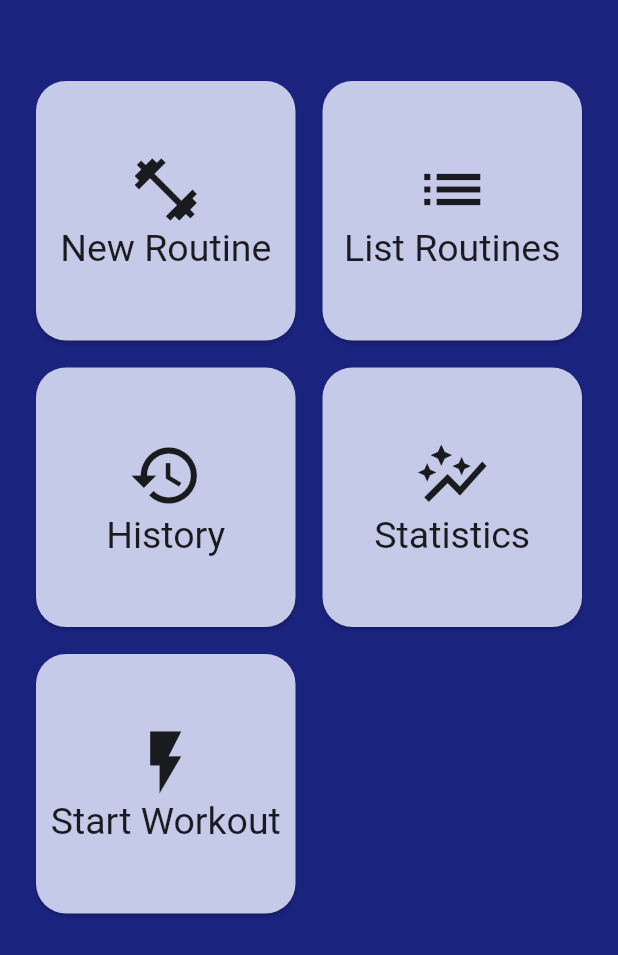
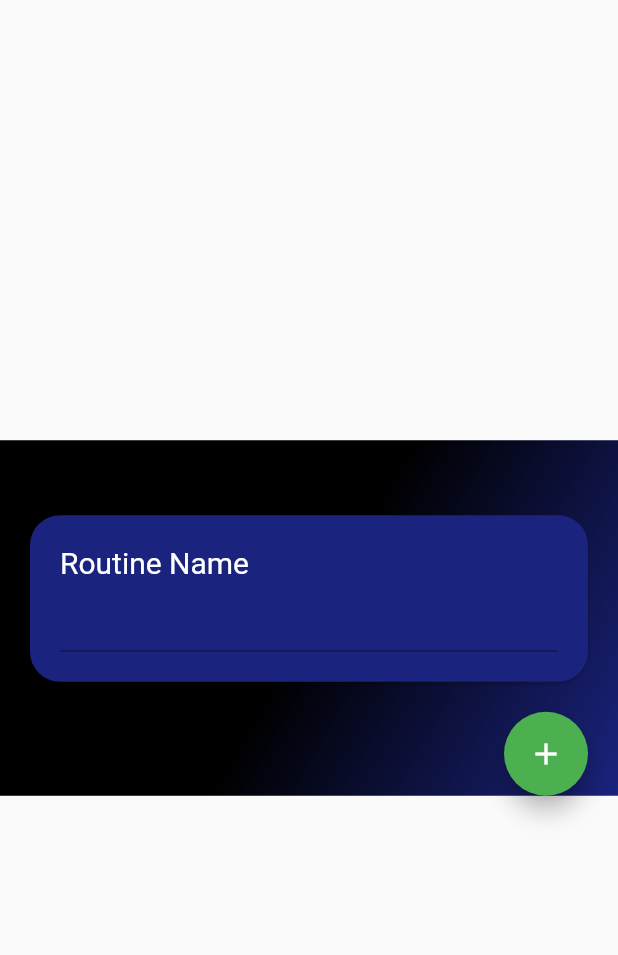
Before and after one commit to ponsapont/ponsgymetre, a Flutter app: the screen it shows after launch, after a tap on "New Routine", on a phone screen of 412 x 824 dp. Shown: the top 955 px of the screen. Run offline on Flutter 3.47's test engine with Material 2 defaults, Android fonts, the phone set to English and light mode, and no system bars; our stand-ins replace firebase_core; accounts and stored records are empty.

Commit message:
Adding views. Added list of exercises

```diff
--- a/lib/main.dart
+++ b/lib/main.dart
@@ -1,5 +1,7 @@
 import 'package:flutter/material.dart';
 import 'package:firebase_core/firebase_core.dart';
+import 'package:ponsgymetre/pages/create_routine.dart';
+import 'package:ponsgymetre/pages/home.dart';
 import 'firebase_options.dart';
 
 void main() async {
@@ -16,144 +18,44 @@ class MyApp extends StatelessWidget {
   @override
   Widget build(BuildContext context) {
     return MaterialApp(
+      initialRoute: "/",
+      routes: {
+        '/': (context) => const AppContainer(child: HomePage()),
+        '/create_routine': (context) => AppContainer(child: CreateRoutine()),
+        '/list': (context) => const AppContainer(child: HomePage()),
+        '/history': (context) => const AppContainer(child: HomePage()),
+        '/statistics': (context) => const AppContainer(child: HomePage()),
+        '/start': (context) => const AppContainer(child: HomePage()),
+      },
+      // home: const HomePage(),
       title: 'El PonsGymetre',
       theme: ThemeData(
-        primarySwatch: Colors.blue,
+        primarySwatch: Colors.indigo,
       ),
-      home: const HomePage(title: 'PonsGymetre'),
     );
   }
 }
 
-class HomePage extends StatefulWidget {
-  const HomePage({Key? key, required this.title}) : super(key: key);
+class AppContainer extends StatelessWidget {
+  const AppContainer({Key? key, this.child}) : super(key: key);
 
-  final String title;
+  final Widget? child;
 
-  @override
-  State<HomePage> createState() => _MyHomePageState();
-}
-
-class _MyHomePageState extends State<HomePage> {
   @override
   Widget build(BuildContext context) {
     return Scaffold(
-      backgroundColor: Colors.indigo[900],
-      body: Center(
-          child: GridView.count(
-        primary: true,
-        padding: const EdgeInsets.symmetric(horizontal: 20, vertical: 50),
-        crossAxisSpacing: 10,
-        mainAxisSpacing: 10,
-        crossAxisCount: 2,
-        children: [
-          Card(
-            shape:
-                RoundedRectangleBorder(borderRadius: BorderRadius.circular(20)),
-            color: Colors.indigo[100],
-            child: InkWell(
-              onTap: () => {},
-              splashColor: Colors.blue.withAlpha(30),
-              child: Center(
-                child: Column(
-                    mainAxisAlignment: MainAxisAlignment.center,
-                    crossAxisAlignment: CrossAxisAlignment.center,
-                    children: const [
-                      Icon(Icons.fitness_center, size: 50),
-                      Text(
-                        'New Routine',
-                        style: TextStyle(fontSize: 25),
-                      ),
-                    ]),
-              ),
-            ),
-          ),
-          Card(
-            shape:
-                RoundedRectangleBorder(borderRadius: BorderRadius.circular(20)),
-            color: Colors.indigo[100],
-            child: InkWell(
-              onTap: () => {},
-              splashColor: Colors.blue.withAlpha(30),
-              child: Center(
-                child: Column(
-                    mainAxisAlignment: MainAxisAlignment.center,
-                    crossAxisAlignment: CrossAxisAlignment.center,
-                    children: const [
-                      Icon(Icons.list, size: 50),
-                      Text(
-                        'List Routines',
-                        style: TextStyle(fontSize: 25),
-                      ),
-                    ]),
-              ),
-            ),
-          ),
-          Card(
-            shape:
-                RoundedRectangleBorder(borderRadius: BorderRadius.circular(20)),
-            color: Colors.indigo[100],
-            child: InkWell(
-              onTap: () => {},
-              splashColor: Colors.blue.withAlpha(30),
-              child: Center(
-                child: Column(
-                    mainAxisAlignment: MainAxisAlignment.center,
-                    crossAxisAlignment: CrossAxisAlignment.center,
-                    children: const [
-                      Icon(Icons.history, size: 50),
-                      Text(
-                        'History',
-                        style: TextStyle(fontSize: 25),
-                      ),
-                    ]),
-              ),
-            ),
-          ),
-          Card(
-            shape:
-                RoundedRectangleBorder(borderRadius: BorderRadius.circular(20)),
-            color: Colors.indigo[100],
-            child: InkWell(
-              onTap: () => {},
-              splashColor: Colors.blue.withAlpha(30),
-              child: Center(
-                child: Column(
-                    mainAxisAlignment: MainAxisAlignment.center,
-                    crossAxisAlignment: CrossAxisAlignment.center,
-                    children: const [
-                      Icon(Icons.auto_graph, size: 50),
-                      Text(
-                        'Statistics',
-                        style: TextStyle(fontSize: 25),
-                      ),
-                    ]),
-              ),
-            ),
-          ),
-          Card(
-            shape:
-                RoundedRectangleBorder(borderRadius: BorderRadius.circular(20)),
-            color: Colors.indigo[100],
-            child: InkWell(
-              onTap: () => {},
-              splashColor: Colors.blue.withAlpha(30),
-              child: Center(
-                child: Column(
-                    mainAxisAlignment: MainAxisAlignment.center,
-                    crossAxisAlignment: CrossAxisAlignment.center,
-                    children: const [
-                      Icon(Icons.flash_on, size: 50),
-                      Text(
-                        'Start Workout',
-                        style: TextStyle(fontSize: 25),
-                      ),
-                    ]),
-              ),
-            ),
-          ),
-        ],
-      )),
-    );
+        body: Center(
+            child: Container(
+      decoration: BoxDecoration(
+          gradient: LinearGradient(
+              begin: Alignment.topLeft,
+              end: Alignment.bottomRight,
+              colors: [
+            Colors.black,
+            Colors.black,
+            Colors.indigo.shade900,
+          ])),
+      child: child,
+    )));
   }
 }
--- /dev/null
+++ b/lib/pages/create_routine.dart
@@ -0,0 +1,95 @@
+import 'package:flutter/material.dart';
+import 'package:ponsgymetre/models.dart';
+
+class CreateRoutine extends StatefulWidget {
+  CreateRoutine({Key? key}) : super(key: key);
+
+  @override
+  State<CreateRoutine> createState() => _MyCreateRoutineState();
+}
+
+class _MyCreateRoutineState extends State<CreateRoutine> {
+  Routine routine = Routine(name: "");
+
+  void setRoutineName(String routineName) {
+    setState(() {
+      routine.name = routineName;
+    });
+  }
+
+  void addExercise() {
+    setState(() => routine.exercises
+        .add(ExerciseDef(name: "", muscularGroups: [MuscularGroup.chest])));
+  }
+
+  void setExerciseName(String exerciseName, int index) {
+    setState(() => routine.exercises[index].name = exerciseName);
+    print(routine.exercises[index].name);
+  }
+
+  @override
+  Widget build(BuildContext context) {
+    return Container(
+        child: SingleChildScrollView(
+            child: Column(children: [
+      // Routine name
+      Card(
+          margin: const EdgeInsets.fromLTRB(20.0, 50.0, 20.0, 20.0),
+          semanticContainer: true,
+          shape:
+              RoundedRectangleBorder(borderRadius: BorderRadius.circular(20)),
+          color: Colors.indigo.shade900,
+          child: Container(
+            padding: const EdgeInsets.all(20.0),
+            child: Column(
+                mainAxisAlignment: MainAxisAlignment.center,
+                crossAxisAlignment: CrossAxisAlignment.start,
+                children: [
+                  const Text("Routine Name",
+                      style: TextStyle(color: Colors.white, fontSize: 20.0)),
+                  TextFormField(
+                      style:
+                          const TextStyle(color: Colors.white, fontSize: 20.0),
+                      onChanged: (name) => setRoutineName(name)),
+                ]),
+          )),
+      // Add exercices
+      Padding(
+          padding: const EdgeInsets.symmetric(horizontal: 20.0, vertical: 0.0),
+          child: Align(
+            alignment: Alignment.centerRight,
+            child: FloatingActionButton(
+              onPressed: addExercise,
+              backgroundColor: Colors.green,
+              child: const Icon(Icons.add),
+            ),
+          )),
+      ...(routine.exercises
+          .asMap()
+          .entries
+          .map((entry) => Card(
+                margin: const EdgeInsets.fromLTRB(20.0, 20.0, 20.0, 0.0),
+                semanticContainer: true,
+                shape: RoundedRectangleBorder(
+                    borderRadius: BorderRadius.circular(20)),
+                color: Colors.indigo.shade900,
+                child: Container(
+                    padding: const EdgeInsets.all(20.0),
+                    child: Column(
+                        mainAxisAlignment: MainAxisAlignment.center,
+                        crossAxisAlignment: CrossAxisAlignment.start,
+                        children: [
+                          const Text("Exercise Name",
+                              style: TextStyle(
+                                  color: Colors.white, fontSize: 20.0)),
+                          TextFormField(
+                              style: const TextStyle(
+                                  color: Colors.white, fontSize: 20.0),
+                              onChanged: (name) =>
+                                  setExerciseName(name, entry.key)),
+                        ])),
+              ))
+          .toList())
+    ])));
+  }
+}
--- /dev/null
+++ b/lib/pages/home.dart
@@ -0,0 +1,70 @@
+import 'package:flutter/material.dart';
+
+const List<dynamic> cards = [
+  {
+    "title": "New Routine",
+    "route": "/create_routine",
+    "icon": Icons.fitness_center,
+  },
+  {
+    "title": "List Routines",
+    "route": "/list",
+    "icon": Icons.list,
+  },
+  {
+    "title": "History",
+    "route": "/history",
+    "icon": Icons.history,
+  },
+  {
+    "title": "Statistics",
+    "route": "/statistics",
+    "icon": Icons.auto_graph,
+  },
+  {
+    "title": "Start Workout",
+    "route": "/start",
+    "icon": Icons.flash_on,
+  },
+];
+
+class HomePage extends StatelessWidget {
+  const HomePage({Key? key}) : super(key: key);
+
+  @override
+  Widget build(BuildContext context) {
+    return GridView.count(
+        primary: true,
+        padding: const EdgeInsets.symmetric(horizontal: 20, vertical: 50),
+        crossAxisSpacing: 10,
+        mainAxisSpacing: 10,
+        crossAxisCount: 2,
+        children: cards
+            .map(
+              (card) => Card(
+                shape: RoundedRectangleBorder(
+                    borderRadius: BorderRadius.circular(20)),
+                color: Colors.indigo.shade900,
+                child: InkWell(
+                  onTap: () => Navigator.pushNamed(context, card["route"]),
+                  splashColor: Colors.blue.withAlpha(30),
+                  child: Center(
+                    child: Column(
+                        mainAxisAlignment: MainAxisAlignment.center,
+                        crossAxisAlignment: CrossAxisAlignment.center,
+                        children: [
+                          Icon(card["icon"],
+                              color: Colors.grey.shade200, size: 50),
+                          Text(
+                            card["title"],
+                            style: const TextStyle(
+                                color: Colors.white, fontSize: 25),
+                          ),
+                        ]),
+                  ),
+                ),
+              ),
+            )
+            .toList());
+  }
+}
```
